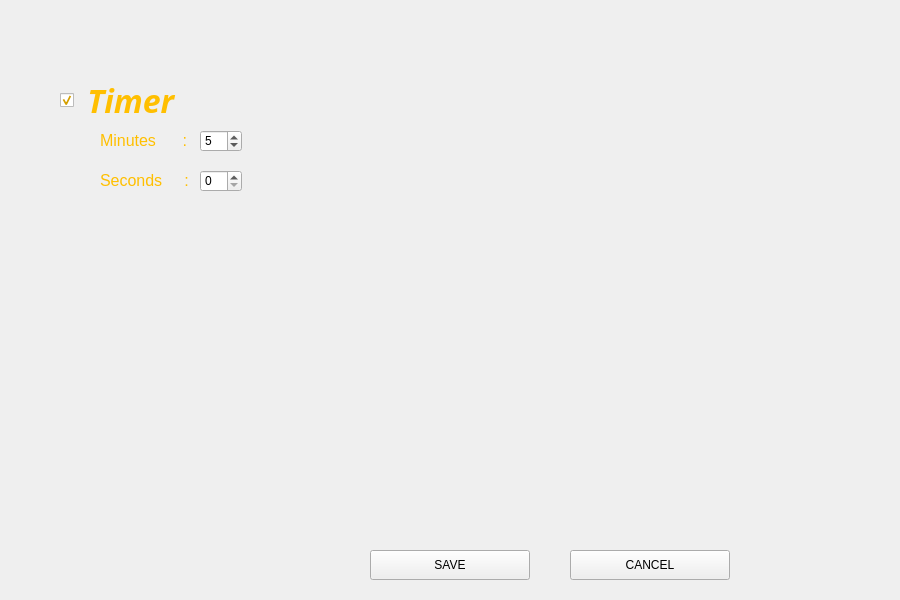
The window that optionpage.ui (YoussefBhl/Chess_QT) describes before a commit, drawn with Qt 5.
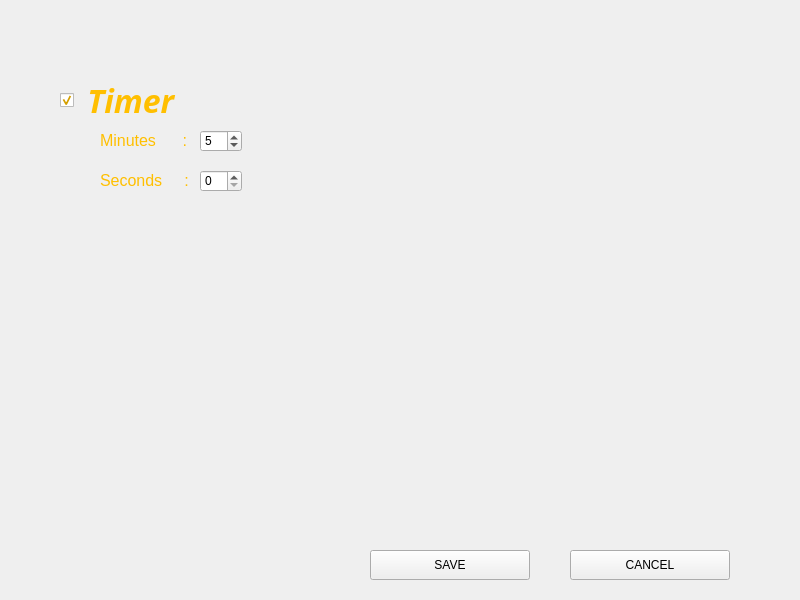
The same window after the commit.

```diff
--- a/optionpage.ui
+++ b/optionpage.ui
@@ -6,7 +6,7 @@
    <rect>
     <x>0</x>
     <y>0</y>
-    <width>900</width>
+    <width>800</width>
     <height>600</height>
    </rect>
   </property>
```
